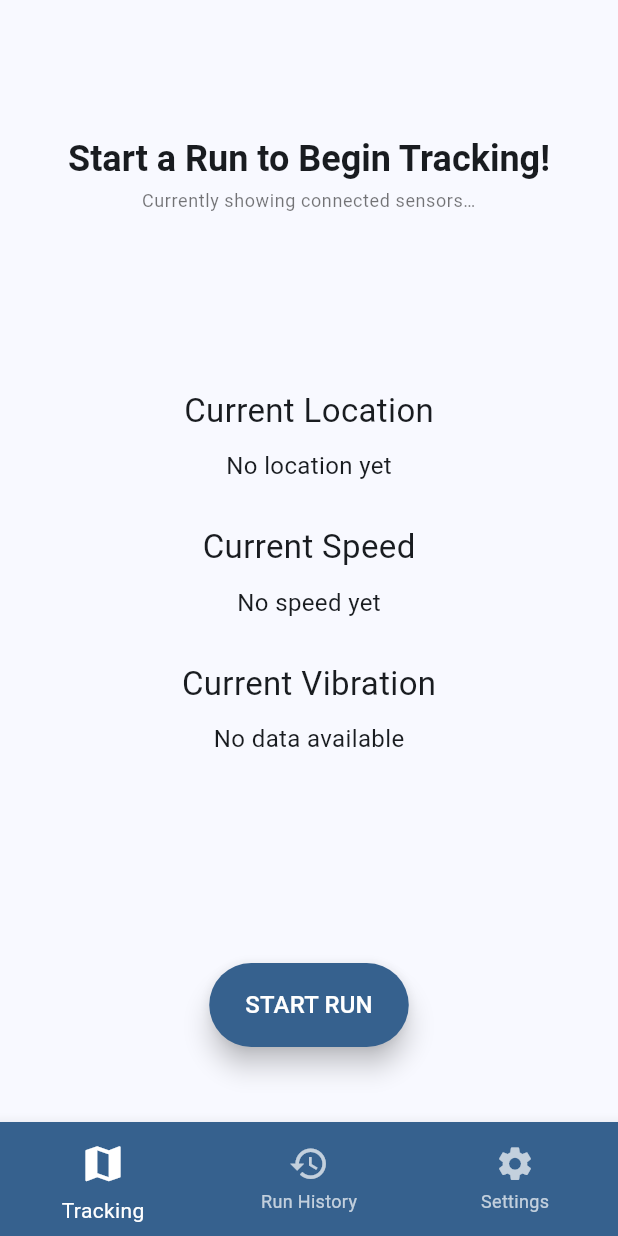
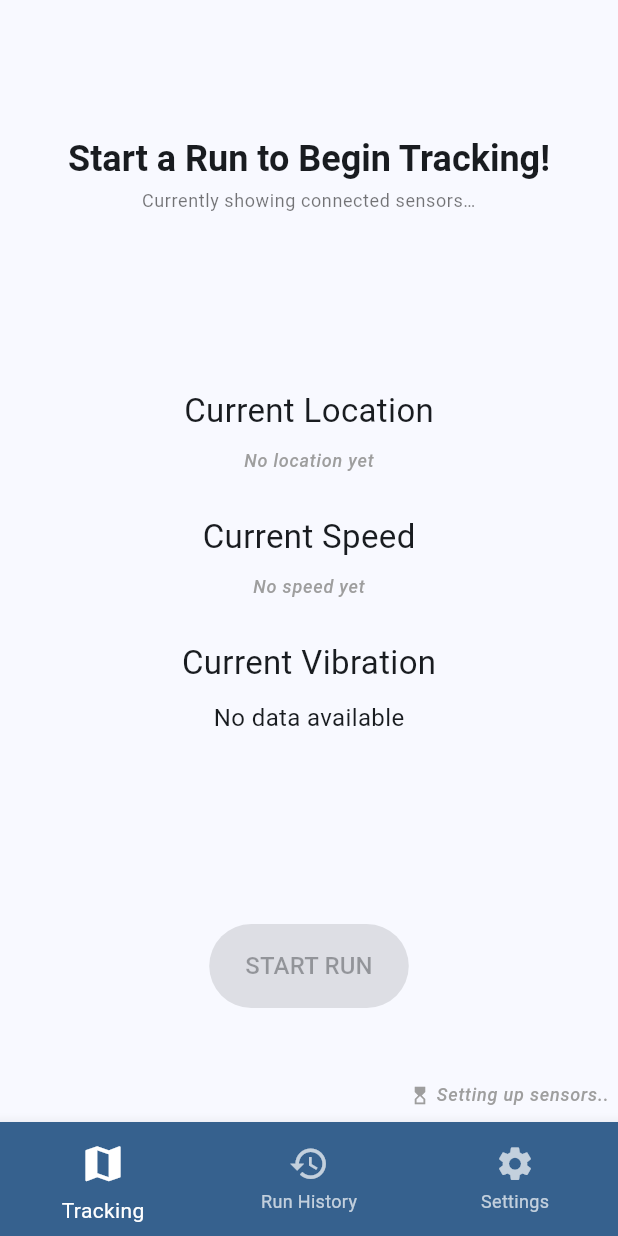
Before and after one commit to MoLeWa-Platform/road-quality-tracker, a Flutter app: the screen it shows after launch, after a tap on "Ask for Permissions", on a phone screen of 412 x 824 dp. Run offline on Flutter 3.47's test engine with Material 3 defaults, Android fonts, the phone set to English and light mode, and no system bars; our stand-ins replace file_picker, flutter_local_notifications, flutter_secure_storage, hive, hive_flutter, location and 4 more; missing offline and left inert: android_intent_plus, flutter_background_service; accounts and stored records are empty; statements that could not run were skipped.

Commit message:
improve background service reliability and permissions handling

```diff
--- a/lib/main.dart
+++ b/lib/main.dart
@@ -1,3 +1,5 @@
+import 'dart:async';
+import 'dart:developer' as dev;
 
 import 'package:flutter/material.dart';
 import 'package:flutter_background_service/flutter_background_service.dart';
@@ -12,9 +14,41 @@ import 'models/run_point.dart';
 import 'models/location_spec.dart';
 import 'models/dimension_spec.dart';
 
+
+Future<void> startServiceAndWait(FlutterBackgroundService backgroundService) async {
+  final completer = Completer<void>();
+  await backgroundService.startService();
+
+  Timer.periodic(const Duration(milliseconds: 100), (timer) async {
+    final running = await backgroundService.isRunning();
+    if (running) {
+      if (!completer.isCompleted) {
+        dev.log('service is up', name: 'Main');
+        timer.cancel();
+        completer.complete();
+      }
+    }
+  });
+
+  return completer.future.timeout(
+    const Duration(seconds: 5),
+    onTimeout: () {
+      dev.log(
+        "Backgroundservice readiness timed out.",
+        name: "TrackingPage",
+      );
+      if (!completer.isCompleted) {
+        completer.complete();
+      }
+      return;
+    },
+  );
+}
+
 void main() async {
   WidgetsFlutterBinding.ensureInitialized();
   final backgroundService = await initService();
+  await startServiceAndWait(backgroundService);
 
   await Hive.initFlutter();
   Hive.registerAdapter(RunAdapter());
@@ -26,7 +60,9 @@ void main() async {
   runApp(
     ChangeNotifierProvider(
       create: (_) => RunHistoryProvider(),
-      child: RoadQualityTrackerApp(backgroundService: backgroundService), // replace with your root widget
+      child: RoadQualityTrackerApp(
+        backgroundService: backgroundService,
+      ), // replace with your root widget
     ),
   );
 }
@@ -40,13 +76,13 @@ class RoadQualityTrackerApp extends StatelessWidget {
     return ChangeNotifierProvider(
       create: (context) => RunHistoryProvider(),
       child: MaterialApp(
-          title: 'Road Quality Tracker',
-          theme: ThemeData(
-            useMaterial3: true,
-            colorScheme: ColorScheme.fromSeed(seedColor: Colors.blue),
-          ),
-          home: PermissionGate(backgroundService: backgroundService,),
-        )
+        title: 'Road Quality Tracker',
+        theme: ThemeData(
+          useMaterial3: true,
+          colorScheme: ColorScheme.fromSeed(seedColor: Colors.blue),
+        ),
+        home: PermissionGate(backgroundService: backgroundService),
+      ),
     );
   }
 }
--- a/lib/pages/permission_gate.dart
+++ b/lib/pages/permission_gate.dart
@@ -1,3 +1,4 @@
+import 'package:android_intent_plus/android_intent.dart';
 import 'package:flutter/material.dart';
 import 'package:flutter_background_service/flutter_background_service.dart';
 import 'package:hive/hive.dart';
@@ -75,6 +76,44 @@ class _PermissionGateState extends State<PermissionGate> with WidgetsBindingObse
     });
   }
 
+  Future<void> showBatteryOptimizationDialog(BuildContext context) async {
+    const packageName = 'com.molewa.roadqualitytracker'; // update if different
+
+    final intent = AndroidIntent(
+      action: 'android.settings.REQUEST_IGNORE_BATTERY_OPTIMIZATIONS',
+      data: 'package:$packageName',
+    );
+
+    await showDialog(
+      context: context,
+      builder: (_) => AlertDialog(
+        title: const Text("Battery Optimisation"),
+        content: const Text(
+          "To ensure smooth tracking, please disable battery optimization for this app.",
+        ),
+        actions: [
+          TextButton(
+            child: const Text("Cancel"),
+            onPressed: () => Navigator.pop(context),
+          ),
+          ElevatedButton(
+            child: const Text("Ok"),
+            onPressed: () async {
+              try {
+                await intent.launch(); // Then launch settings
+              } catch (e) {
+                debugPrint("Failed to launch intent: $e");
+              }
+              finally {
+                Navigator.pop(context); // Close the dialog first
+              }
+            },
+          ),
+        ],
+      ),
+    );
+  }
+
   @override
   Widget build(BuildContext context) {
     ColorScheme appColorScheme = Theme.of(context).colorScheme;
@@ -109,9 +148,9 @@ class _PermissionGateState extends State<PermissionGate> with WidgetsBindingObse
                 Icon(Icons.warning_amber_rounded, size: 64, color: appColorScheme.primary),
                 const SizedBox(height: 40),
                 const Text(
-                  "Please activate location services and notifications so the app can function properly.\n\n"
-                  "Location services are needed for recording runs.\n"
-                  "Notifications will inform you when the app is tracking in the background.\n\n"
+                  "Please activate location services and notifications so the app can function properly.\n\n\n"
+                  "Location services are needed for recording runs.\n\n"
+                  "Background tracking needs the permission to send you notifications and turned off battery optimisation.\n\n"
                   "Optionally, if you want to download your data, please enable storage permissions.",
                   style: TextStyle(fontSize: 16),
                   textAlign: TextAlign.center,
@@ -202,7 +241,6 @@ Future<bool> getPermissions() async {
       dev.log('Notification permission was rejected!', name: 'PermissionService');
     }
   }
-  _minimumGranted = minimumGranted;
 
   // STORAGE (Android-specific)
   if (Platform.isAndroid) {
@@ -221,6 +259,18 @@ Future<bool> getPermissions() async {
     }
   }
 
+    // Battery optimization
+  if (!await Permission.ignoreBatteryOptimizations.isGranted) {
+    if (mounted) {
+      await showBatteryOptimizationDialog(context);
+    }
+  }
+  if (!await Permission.ignoreBatteryOptimizations.isGranted) {
+    allGranted = false;
+    minimumGranted = false;
+  }
+  _minimumGranted = minimumGranted;
+
   if (allGranted) {
     dev.log('All Permissions were granted!', name: 'PermissionService');
     updateContinue();
--- a/lib/pages/tracking_page.dart
+++ b/lib/pages/tracking_page.dart
@@ -1,3 +1,4 @@
+import 'dart:async';
 import 'package:flutter/material.dart';
 import 'package:flutter_background_service/flutter_background_service.dart';
 import 'package:sensors_plus/sensors_plus.dart';
@@ -8,6 +9,7 @@ import '../models/run_point.dart';
 import '../models/run.dart';
 import '../services/run_tracker.dart';
 import '../services/run_history_provider.dart';
+import 'dart:developer' as dev;
 
 class TrackingPage extends StatefulWidget {
   final RunTracker runTracker;
@@ -26,6 +28,7 @@ class _TrackingPageState extends State<TrackingPage> {
   late final RunTracker runTracker;
   late final FlutterBackgroundService backgroundService;
   String? vehicleType;
+  bool _isLoading = false;
 
   @override
   void initState() {
@@ -145,35 +148,60 @@ class _TrackingPageState extends State<TrackingPage> {
     );
   }
 
-  void toggleRun() {
-    if (runTracker.isReady) {
-      if (RunTracker.runIsActive.value) {
-        // stop run
+  void _stopRun() {
     Run? completedRun = runTracker.endRun();
     backgroundService.invoke('stopForeground');
     if (completedRun != null) {
       context.read<RunHistoryProvider>().addRun(completedRun);
       ScaffoldMessenger.of(context).showSnackBar(
         SnackBar(
-              content: Text("Saved! Check your run history.", textAlign: TextAlign.center,),
+          content: Text(
+            "Saved! Check your run history.",
+            textAlign: TextAlign.center,
+          ),
           duration: Duration(seconds: 1),
           backgroundColor: Theme.of(context).colorScheme.secondary,
         ),
       );
     }
-      } else {
-        // start run
+  }
+
+  void _startRun() {
+    setState(() => _isLoading = true);
+
+    WidgetsBinding.instance.addPostFrameCallback((_) async {
+      try {
+        final vehicleType = await selectVehicleType(context);
+
+        if (vehicleType == null) {
+          setState(() => _isLoading = false);
+          return;
+        }
+
         backgroundService.invoke('startAsForeground');
-        selectVehicleType(context).then((vehicleType) {
-          if (vehicleType != null) {
+        await Future.delayed(Duration(milliseconds: 300));
+
+        if (!mounted) return;
+
         setState(() {
           this.vehicleType = vehicleType;
         });
-            if (mounted){
+
         runTracker.startRun(vehicleType, context.read<RunHistoryProvider>());
-            }
+      } catch (e, st) {
+        dev.log('Run start failed: $e', stackTrace: st);
+      } finally {
+        if (mounted) setState(() => _isLoading = false);
       }
     });
+  }
+
+  void toggleRun() async {
+    if (runTracker.isReady.value) {
+      if (RunTracker.runIsActive.value) {
+        _stopRun();
+      } else {
+        _startRun();
       }
     } else {
       ScaffoldMessenger.of(context).showSnackBar(
@@ -201,7 +229,9 @@ class _TrackingPageState extends State<TrackingPage> {
         Color buttonTextColor =
             runIsActive ? appColorScheme.onSecondary : appColorScheme.onPrimary;
 
-        return Scaffold(
+        return Stack(
+          children: [
+            Scaffold(
               backgroundColor: Theme.of(context).colorScheme.surfaceBright,
               body: Column(
                 mainAxisAlignment: MainAxisAlignment.center,
@@ -281,17 +311,22 @@ class _TrackingPageState extends State<TrackingPage> {
                         ),
                       ),
                     ),
+                  ValueListenableBuilder<bool>(
+                    valueListenable: runTracker.isReady,
+                    builder: (context, isReady, _) {
+                      return Column(
+                        children: [
                           Row(
-                mainAxisAlignment: MainAxisAlignment.spaceEvenly,
+                            mainAxisAlignment: MainAxisAlignment.center,
                             children: [
                               ElevatedButton(
-                    onPressed: () {
-                      toggleRun();
-                    },
+                                onPressed:
+                                    (_isLoading || !isReady) ? null : toggleRun,
                                 style: ElevatedButton.styleFrom(
                                   backgroundColor: buttonColor,
                                   foregroundColor: buttonTextColor,
-                      textStyle: Theme.of(context).textTheme.titleMedium,
+                                  textStyle:
+                                      Theme.of(context).textTheme.titleMedium,
                                   elevation: 7,
                                   padding: const EdgeInsets.symmetric(
                                     horizontal: 24.0,
@@ -304,8 +339,42 @@ class _TrackingPageState extends State<TrackingPage> {
                             ],
                           ),
                           SizedBox(height: 50),
+                            Row(
+                              mainAxisAlignment: MainAxisAlignment.end,
+                              children: [
+                                if (!isReady) Icon(
+                                  Icons.hourglass_top,
+                                  size: 14,
+                                  color: Colors.grey,
+                                ),
+                                const SizedBox(width: 4),
+                              Text(
+                                  !isReady ? "Setting up sensors.." : "",
+                                  style: Theme.of(
+                                    context,
+                                  ).textTheme.labelMedium?.copyWith(
+                                    color: Colors.grey,
+                                    fontStyle: FontStyle.italic,
+                                  ),
+                                  textAlign: TextAlign.end,
+                                ),
+                                const SizedBox(width: 6),
                               ],
                             ),
+                        ],
+                      );
+                    },
+                  ),
+                  SizedBox(height: 10),
+                ],
+              ),
+            ),
+            if (_isLoading)
+              Container(
+                color: Colors.black.withAlpha(50),
+                child: const Center(child: CircularProgressIndicator()),
+              ),
+          ],
         );
       },
     );
@@ -330,7 +399,10 @@ class PlainCoordinateOutput extends StatelessWidget {
             textAlign: TextAlign.center,
           )
         else
-          Text('No location yet', style: TextStyle(fontSize: 16)),
+          Text('No location yet', style: Theme.of(context).textTheme.labelMedium?.copyWith(
+              color: Colors.grey,
+              fontStyle: FontStyle.italic,
+            ),),
         SizedBox(height: 10),
       ],
     );
@@ -364,7 +436,10 @@ class PlainValueOutput extends StatelessWidget {
         else
           Text(
             'No ${identifier.toLowerCase()} yet',
-            style: TextStyle(fontSize: 16),
+            style: Theme.of(context).textTheme.labelMedium?.copyWith(
+              color: Colors.grey,
+              fontStyle: FontStyle.italic,
+            ),
           ),
         SizedBox(height: 10),
       ],
@@ -449,7 +524,7 @@ class PreRunSensorCard extends StatelessWidget {
   }
 }
 
-Widget buildRunSensorCard (
+Widget buildRunSensorCard(
   BuildContext context,
   Run run,
   RunPoint? point,
@@ -472,7 +547,14 @@ Widget buildRunSensorCard (
           Text(label, style: labelStyle),
           Text(
             value ?? '--',
-            style: color!=null ? valueStyle?.copyWith(color: color, fontWeight: FontWeight.w600, fontSize: 17) : valueStyle,
+            style:
+                color != null
+                    ? valueStyle?.copyWith(
+                      color: color,
+                      fontWeight: FontWeight.w600,
+                      fontSize: 17,
+                    )
+                    : valueStyle,
           ),
         ],
       ),
@@ -526,7 +608,7 @@ Widget buildRunSensorCard (
                 style: Theme.of(context).textTheme.titleLarge?.copyWith(
                   color: Theme.of(context).colorScheme.primary,
                   fontWeight: FontWeight.w600,
-                  fontSize: 19
+                  fontSize: 19,
                 ),
               ),
               if (vehicleType == 'Bike')
@@ -551,7 +633,7 @@ Widget buildRunSensorCard (
           Row(
             mainAxisAlignment: MainAxisAlignment.spaceBetween,
             children: [
-              Text("\t Latitude:", style: monoStyle,),
+              Text("\t Latitude:", style: monoStyle),
               Expanded(
                 child: Text(
                   point?.location.latitude.toStringAsFixed(6) ?? '--',
@@ -564,7 +646,7 @@ Widget buildRunSensorCard (
           Row(
             mainAxisAlignment: MainAxisAlignment.spaceBetween,
             children: [
-              Text("\t Longitude:", style: monoStyle,),
+              Text("\t Longitude:", style: monoStyle),
               Expanded(
                 child: Text(
                   point?.location.longitude.toStringAsFixed(6) ?? '--',
--- a/lib/services/background_service.dart
+++ b/lib/services/background_service.dart
@@ -36,6 +36,7 @@ Future<FlutterBackgroundService> initService() async {
     onStart: onStart,
     isForegroundMode: false,
     autoStart: true,
+    autoStartOnBoot: true,
     notificationChannelId: notificationChannelId,
     initialNotificationTitle: '',
     initialNotificationContent: '',
@@ -57,7 +58,10 @@ void onStart(ServiceInstance service) {
   dev.log('Started Background Service: ${service.hashCode}', name: 'BackgroundService');
   if (service is AndroidServiceInstance){
     service.on('startAsForeground').listen((event) {
+      final start = DateTime.now();
       service.setAsForegroundService();
+      final time = start.difference(DateTime.now());
+      dev.log("Started Foregroundtask! Took $time.", name: "BackgroundService");
     });
     service.on('stopForeground').listen((event) {
       service.setAsBackgroundService();
@@ -70,7 +74,6 @@ void onStart(ServiceInstance service) {
 
   final FlutterLocalNotificationsPlugin flutterLocalNotificationsPlugin = FlutterLocalNotificationsPlugin();
   const notificationId = 888;
-
   Timer.periodic(const Duration(seconds: 1), (timer) async {
     if (service is AndroidServiceInstance){
       if (await service.isForegroundService()){
--- a/lib/services/run_tracker.dart
+++ b/lib/services/run_tracker.dart
@@ -20,7 +20,7 @@ class RunTracker {
   Timer? _saveTimer;
 
   Run? activeRun;
-  bool isReady = false;
+  final ValueNotifier<bool> isReady = ValueNotifier<bool>(false);
   static final ValueNotifier<bool> runIsActive = ValueNotifier<bool>(false);
   final ValueNotifier<RunPoint?> lastPoint = ValueNotifier(null);
   final ValueNotifier<LocationSpec?> currentRawLocation = ValueNotifier(null);
@@ -48,8 +48,36 @@ class RunTracker {
       tracker._startLocationWatch()
     );
     tracker.subscribeToSensors();
+    tracker.waitForDataPoints();
     return tracker;
   }
+
+  Future<void> waitForDataPoints () {
+    final completer = Completer<void>();
+
+    Timer.periodic(const Duration(milliseconds: 100), (timer) {
+      if (_currentLocation.value != null &&
+          _speed.value != null &&
+          _vibration.value != null) {
+        if (!completer.isCompleted) {
+          dev.log('All sensors ready', name: 'RunTracker');
+          timer.cancel();
+          completer.complete();
+          isReady.value = true;
+        }
+      }
+    });
+
+    return completer.future.timeout(
+      const Duration(seconds: 30),
+      onTimeout: () {
+        dev.log("Sensor readiness timed out.", name: "RunTracker");
+        if (!completer.isCompleted) completer.complete(); // optionally fail silently
+        return;
+      },
+    );
+  }
+
 
   void subscribeToSensors(){
     dev.log('Subcribing to sensors', name: 'RunTracker');
@@ -83,7 +111,6 @@ class RunTracker {
       _locationSubscription = _locationService.onLocationChanged.listen((locationData) {
         Future.microtask(() => onNewLocationPoint(locationData));
       });
-      isReady = true;
     }
   }
 
```
Also changed, not shown: 1 other file. Lines whose indentation alone changed are shown as unchanged.
